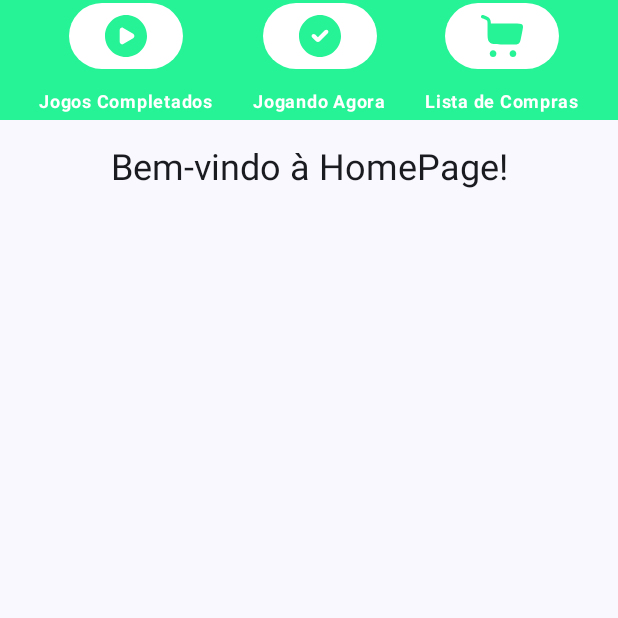
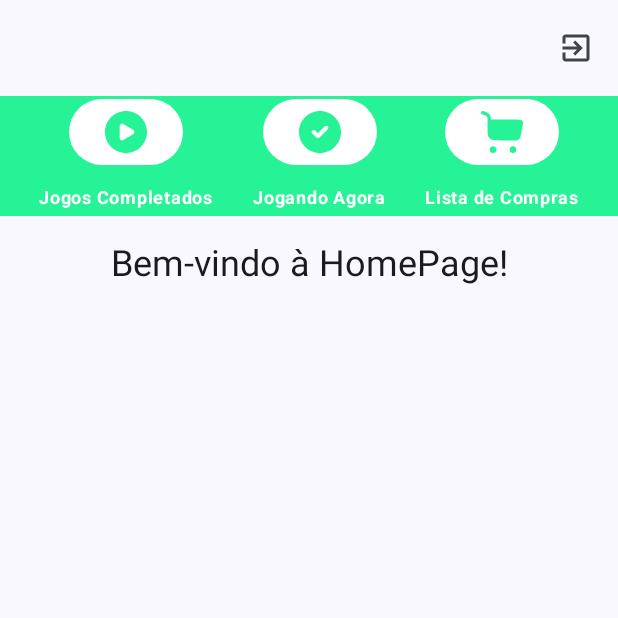
Before and after one commit to ocesar9/ScoreG, an Android app built with Jetpack Compose: the screen it shows after launch once a user with an empty profile is signed in (MainActivity), on a phone screen of 412 x 824 dp, the top half of it. Run offline under Robolectric (Android 15) with nearby library versions, the phone set to English and light mode, and no system bars; our stand-ins replace Firebase (no records; nobody signed in at launch, a user with empty details on screens opened directly).

Commit message:
Create Logout TopBar Button

```diff
--- a/app/src/main/java/com/example/scoreg/pages/HomePage.kt
+++ b/app/src/main/java/com/example/scoreg/pages/HomePage.kt
@@ -1,24 +1,37 @@
 package com.example.scoreg.pages
 
 
+import android.app.Activity
 import androidx.compose.foundation.layout.Column
 import androidx.compose.foundation.layout.Spacer
 import androidx.compose.foundation.layout.fillMaxSize
 import androidx.compose.foundation.layout.height
 import androidx.compose.foundation.layout.padding
+import androidx.compose.material.icons.Icons
+import androidx.compose.material.icons.filled.ExitToApp
+import androidx.compose.material3.ExperimentalMaterial3Api
+import androidx.compose.material3.Icon
+import androidx.compose.material3.IconButton
 import androidx.compose.material3.MaterialTheme
 import androidx.compose.material3.Text
+import androidx.compose.material3.TopAppBar
 import androidx.compose.runtime.Composable
 import androidx.compose.runtime.collectAsState
 import androidx.compose.runtime.getValue
 import androidx.compose.ui.Alignment
 import androidx.compose.ui.Modifier
+import androidx.compose.ui.platform.LocalContext
 import androidx.compose.ui.unit.dp
+import androidx.core.content.ContextCompat.startActivity
 import androidx.lifecycle.viewmodel.compose.viewModel
 import androidx.navigation.NavController
 import com.example.scoreg.components.Navbar
 import com.example.scoreg.models.MainViewModel
+import com.google.firebase.Firebase
+import com.google.firebase.auth.auth
+import com.weatherapp.utils.IntentUtils
 
+@OptIn(ExperimentalMaterial3Api::class)
 @Composable
 fun HomePage(navController: NavController, modifier: Modifier = Modifier) {
     val viewModel = viewModel<MainViewModel>();
@@ -26,10 +39,32 @@ fun HomePage(navController: NavController, modifier: Modifier = Modifier) {
     val games by viewModel.games.collectAsState();
     val isSearching by viewModel.isSearching.collectAsState();
 
+    val context = LocalContext.current // Obtenha o contexto
+
+
     Column(
         modifier = modifier
             .fillMaxSize()
+
     ) {
+        TopAppBar(
+            title = { /*TODO*/ },
+            actions = {
+                IconButton(
+                    onClick = {
+                        Firebase.auth.signOut()
+                        val intent = IntentUtils.createLoginActivityIntent(context)
+                        context.startActivity(intent)
+                    }
+                ) {
+
+                    Icon(
+                        imageVector = Icons.Default.ExitToApp,
+                        contentDescription = "Localized description"
+                    )
+                }
+            }
+        )
         Navbar(navController = navController)
 
         Spacer(modifier = Modifier.height(16.dp))
```
